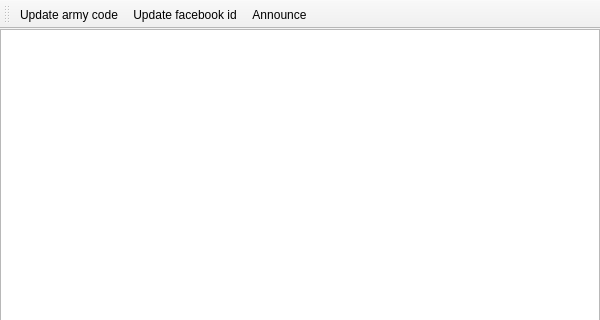
Old version of the form tabs/armycodeannounceplan.ui in the repository yhuiyang/castleage; both pictures show x 0 to 600 and y 0 to 320 of the 600 by 700 pixel window.
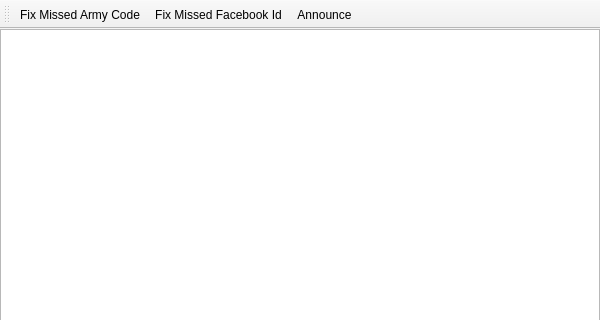
New version of the form.

Commit message: Only update army code/facebook id missed accounts.

Patch:
```diff
--- a/tabs/armycodeannounceplan.ui
+++ b/tabs/armycodeannounceplan.ui
@@ -63,12 +63,12 @@
   </widget>
   <action name="actionUpdateArmyCode">
    <property name="text">
-    <string>Update army code</string>
+    <string>Fix Missed Army Code</string>
    </property>
   </action>
   <action name="actionUpdateFacebookId">
    <property name="text">
-    <string>Update facebook id</string>
+    <string>Fix Missed Facebook Id</string>
    </property>
    <property name="toolTip">
     <string>Update facebook id</string>
```
Left out of the diff: 2 changed lines with no effect on the pictures. The commit also changes 1 other file.
